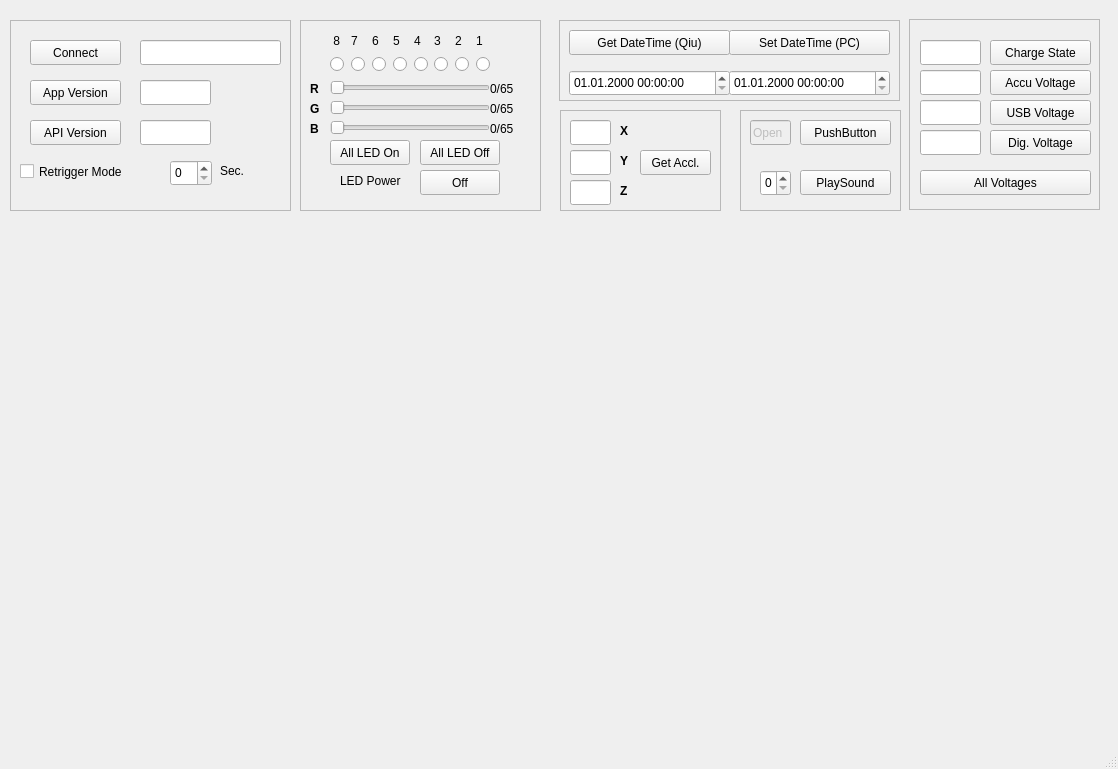
Qt form designer_qiu_qiu.ui (fulig/qiu_repo) before a commit.
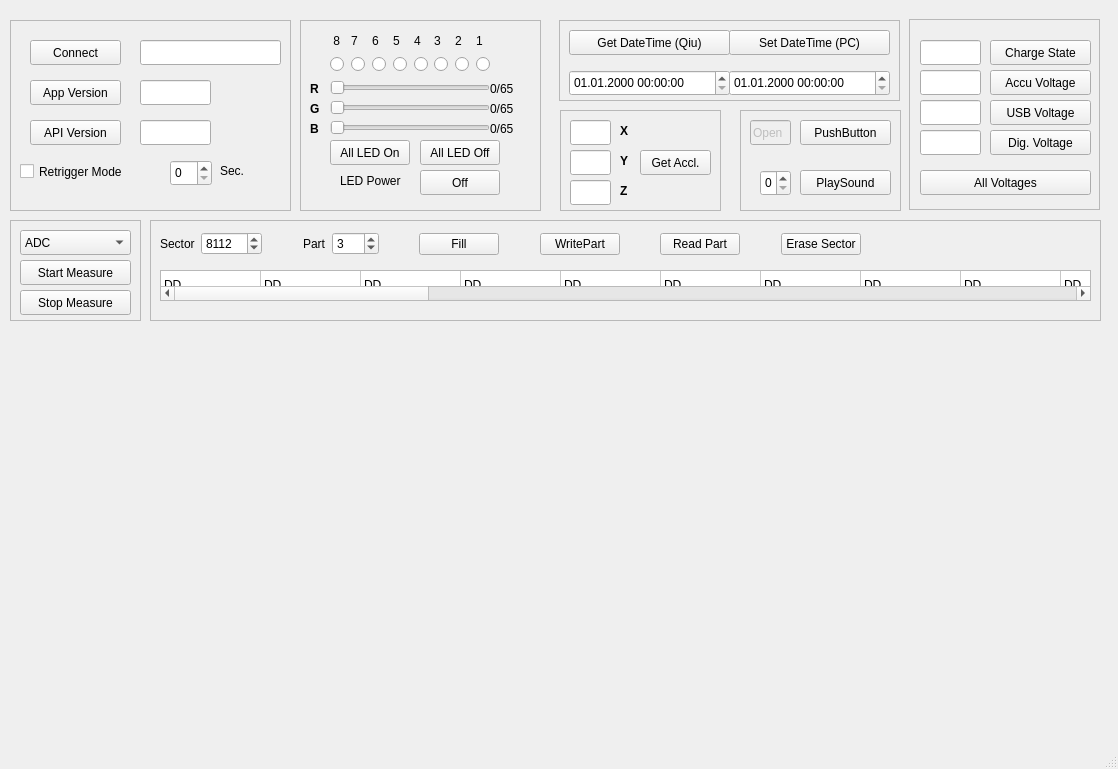
The same form after that commit.

Commit message: updating gui, added flash view, measurement buttons

What changed in the file:
```diff
--- a/designer_qiu_qiu.ui
+++ b/designer_qiu_qiu.ui
@@ -885,6 +885,459 @@
      <enum>QFrame::Raised</enum>
     </property>
    </widget>
+   <widget class="QTableWidget" name="flash_table">
+    <property name="geometry">
+     <rect>
+      <x>160</x>
+      <y>270</y>
+      <width>931</width>
+      <height>31</height>
+     </rect>
+    </property>
+    <property name="baseSize">
+     <size>
+      <width>3</width>
+      <height>3</height>
+     </size>
+    </property>
+    <property name="lineWidth">
+     <number>3</number>
+    </property>
+    <property name="dragDropOverwriteMode">
+     <bool>true</bool>
+    </property>
+    <property name="iconSize">
+     <size>
+      <width>0</width>
+      <height>0</height>
+     </size>
+    </property>
+    <property name="rowCount">
+     <number>1</number>
+    </property>
+    <property name="columnCount">
+     <number>32</number>
+    </property>
+    <attribute name="horizontalHeaderVisible">
+     <bool>false</bool>
+    </attribute>
+    <attribute name="verticalHeaderVisible">
+     <bool>false</bool>
+    </attribute>
+    <row/>
+    <column/>
+    <column/>
+    <column/>
+    <column/>
+    <column/>
+    <column/>
+    <column/>
+    <column/>
+    <column/>
+    <column/>
+    <column/>
+    <column/>
+    <column/>
+    <column/>
+    <column/>
+    <column/>
+    <column/>
+    <column/>
+    <column/>
+    <column/>
+    <column/>
+    <column/>
+    <column/>
+    <column/>
+    <column/>
+    <column/>
+    <column/>
+    <column/>
+    <column/>
+    <column/>
+    <column/>
+    <column/>
+    <item row="0" column="0">
+     <property name="text">
+      <string>DD</string>
+     </property>
+    </item>
+    <item row="0" column="1">
+     <property name="text">
+      <string>DD</string>
+     </property>
+    </item>
+    <item row="0" column="2">
+     <property name="text">
+      <string>DD</string>
+     </property>
+    </item>
+    <item row="0" column="3">
+     <property name="text">
+      <string>DD</string>
+     </property>
+    </item>
+    <item row="0" column="4">
+     <property name="text">
+      <string>DD</string>
+     </property>
+    </item>
+    <item row="0" column="5">
+     <property name="text">
+      <string>DD</string>
+     </property>
+    </item>
+    <item row="0" column="6">
+     <property name="text">
+      <string>DD</string>
+     </property>
+    </item>
+    <item row="0" column="7">
+     <property name="text">
+      <string>DD</string>
+     </property>
+    </item>
+    <item row="0" column="8">
+     <property name="text">
+      <string>DD</string>
+     </property>
+    </item>
+    <item row="0" column="9">
+     <property name="text">
+      <string>DD</string>
+     </property>
+    </item>
+    <item row="0" column="10">
+     <property name="text">
+      <string>DD</string>
+     </property>
+    </item>
+    <item row="0" column="11">
+     <property name="text">
+      <string>DD</string>
+     </property>
+    </item>
+    <item row="0" column="12">
+     <property name="text">
+      <string>DD</string>
+     </property>
+    </item>
+    <item row="0" column="13">
+     <property name="text">
+      <string>DD</string>
+     </property>
+    </item>
+    <item row="0" column="14">
+     <property name="text">
+      <string>DD</string>
+     </property>
+    </item>
+    <item row="0" column="15">
+     <property name="text">
+      <string>DD</string>
+     </property>
+    </item>
+    <item row="0" column="16">
+     <property name="text">
+      <string>DD</string>
+     </property>
+    </item>
+    <item row="0" column="17">
+     <property name="text">
+      <string>DD</string>
+     </property>
+    </item>
+    <item row="0" column="18">
+     <property name="text">
+      <string>DD</string>
+     </property>
+    </item>
+    <item row="0" column="19">
+     <property name="text">
+      <string>DD</string>
+     </property>
+    </item>
+    <item row="0" column="20">
+     <property name="text">
+      <string>DD</string>
+     </property>
+    </item>
+    <item row="0" column="21">
+     <property name="text">
+      <string>DD</string>
+     </property>
+    </item>
+    <item row="0" column="22">
+     <property name="text">
+      <string>DD</string>
+     </property>
+    </item>
+    <item row="0" column="23">
+     <property name="text">
+      <string>DD</string>
+     </property>
+    </item>
+    <item row="0" column="24">
+     <property name="text">
+      <string>DD</string>
+     </property>
+    </item>
+    <item row="0" column="25">
+     <property name="text">
+      <string>DD</string>
+     </property>
+    </item>
+    <item row="0" column="26">
+     <property name="text">
+      <string>DD</string>
+     </property>
+    </item>
+    <item row="0" column="27">
+     <property name="text">
+      <string>DD</string>
+     </property>
+    </item>
+    <item row="0" column="28">
+     <property name="text">
+      <string>DD</string>
+     </property>
+    </item>
+    <item row="0" column="29">
+     <property name="text">
+      <string>DD</string>
+     </property>
+    </item>
+    <item row="0" column="30">
+     <property name="text">
+      <string>DD</string>
+     </property>
+    </item>
+    <item row="0" column="31">
+     <property name="text">
+      <string>DD</string>
+     </property>
+    </item>
+   </widget>
+   <widget class="QWidget" name="layoutWidget">
+    <property name="geometry">
+     <rect>
+      <x>160</x>
+      <y>230</y>
+      <width>701</width>
+      <height>28</height>
+     </rect>
+    </property>
+    <layout class="QHBoxLayout" name="horizontalLayout_2">
+     <item>
+      <widget class="QLabel" name="label_10">
+       <property name="text">
+        <string>Sector</string>
+       </property>
+      </widget>
+     </item>
+     <item>
+      <widget class="QSpinBox" name="sector_spin">
+       <property name="maximum">
+        <number>10000</number>
+       </property>
+       <property name="value">
+        <number>8112</number>
+       </property>
+      </widget>
+     </item>
+     <item>
+      <spacer name="horizontalSpacer_5">
+       <property name="orientation">
+        <enum>Qt::Horizontal</enum>
+       </property>
+       <property name="sizeHint" stdset="0">
+        <size>
+         <width>28</width>
+         <height>20</height>
+        </size>
+       </property>
+      </spacer>
+     </item>
+     <item>
+      <widget class="QLabel" name="label_11">
+       <property name="text">
+        <string>Part</string>
+       </property>
+      </widget>
+     </item>
+     <item>
+      <widget class="QSpinBox" name="part_spin">
+       <property name="maximum">
+        <number>127</number>
+       </property>
+       <property name="value">
+        <number>3</number>
+       </property>
+      </widget>
+     </item>
+     <item>
+      <spacer name="horizontalSpacer_4">
+       <property name="orientation">
+        <enum>Qt::Horizontal</enum>
+       </property>
+       <property name="sizeHint" stdset="0">
+        <size>
+         <width>28</width>
+         <height>20</height>
+        </size>
+       </property>
+      </spacer>
+     </item>
+     <item>
+      <widget class="QPushButton" name="pushButton_3">
+       <property name="text">
+        <string>Fill</string>
+       </property>
+      </widget>
+     </item>
+     <item>
+      <spacer name="horizontalSpacer">
+       <property name="orientation">
+        <enum>Qt::Horizontal</enum>
+       </property>
+       <property name="sizeHint" stdset="0">
+        <size>
+         <width>28</width>
+         <height>20</height>
+        </size>
+       </property>
+      </spacer>
+     </item>
+     <item>
+      <widget class="QPushButton" name="pushButton_2">
+       <property name="text">
+        <string>WritePart</string>
+       </property>
+      </widget>
+     </item>
+     <item>
+      <spacer name="horizontalSpacer_2">
+       <property name="orientation">
+        <enum>Qt::Horizontal</enum>
+       </property>
+       <property name="sizeHint" stdset="0">
+        <size>
+         <width>28</width>
+         <height>20</height>
+        </size>
+       </property>
+      </spacer>
+     </item>
+     <item>
+      <widget class="QPushButton" name="pushButton">
+       <property name="text">
+        <string>Read Part</string>
+       </property>
+      </widget>
+     </item>
+     <item>
+      <spacer name="horizontalSpacer_3">
+       <property name="orientation">
+        <enum>Qt::Horizontal</enum>
+       </property>
+       <property name="sizeHint" stdset="0">
+        <size>
+         <width>28</width>
+         <height>20</height>
+        </size>
+       </property>
+      </spacer>
+     </item>
+     <item>
+      <widget class="QPushButton" name="pushButton_4">
+       <property name="text">
+        <string>Erase Sector</string>
+       </property>
+      </widget>
+     </item>
+    </layout>
+   </widget>
+   <widget class="QFrame" name="frame_6">
+    <property name="geometry">
+     <rect>
+      <x>150</x>
+      <y>220</y>
+      <width>951</width>
+      <height>101</height>
+     </rect>
+    </property>
+    <property name="frameShape">
+     <enum>QFrame::StyledPanel</enum>
+    </property>
+    <property name="frameShadow">
+     <enum>QFrame::Raised</enum>
+    </property>
+   </widget>
+   <widget class="QPushButton" name="pushButton_5">
+    <property name="geometry">
+     <rect>
+      <x>20</x>
+      <y>260</y>
+      <width>111</width>
+      <height>25</height>
+     </rect>
+    </property>
+    <property name="text">
+     <string>Start Measure</string>
+    </property>
+   </widget>
+   <widget class="QPushButton" name="pushButton_6">
+    <property name="geometry">
+     <rect>
+      <x>20</x>
+      <y>290</y>
+      <width>111</width>
+      <height>25</height>
+     </rect>
+    </property>
+    <property name="text">
+     <string>Stop Measure</string>
+    </property>
+   </widget>
+   <widget class="QComboBox" name="comboBox">
+    <property name="geometry">
+     <rect>
+      <x>20</x>
+      <y>230</y>
+      <width>111</width>
+      <height>25</height>
+     </rect>
+    </property>
+    <item>
+     <property name="text">
+      <string>ADC</string>
+     </property>
+    </item>
+    <item>
+     <property name="text">
+      <string>Emulator</string>
+     </property>
+    </item>
+   </widget>
+   <widget class="QFrame" name="frame_7">
+    <property name="geometry">
+     <rect>
+      <x>10</x>
+      <y>220</y>
+      <width>131</width>
+      <height>101</height>
+     </rect>
+    </property>
+    <property name="frameShape">
+     <enum>QFrame::StyledPanel</enum>
+    </property>
+    <property name="frameShadow">
+     <enum>QFrame::Raised</enum>
+    </property>
+   </widget>
+   <zorder>frame_7</zorder>
+   <zorder>frame_6</zorder>
+   <zorder>layoutWidget</zorder>
    <zorder>frame_5</zorder>
    <zorder>frame</zorder>
    <zorder>frame_4</zorder>
```
Left out of the diff: 17 changed lines with no effect on the pictures. The commit also changes 3 other files.
